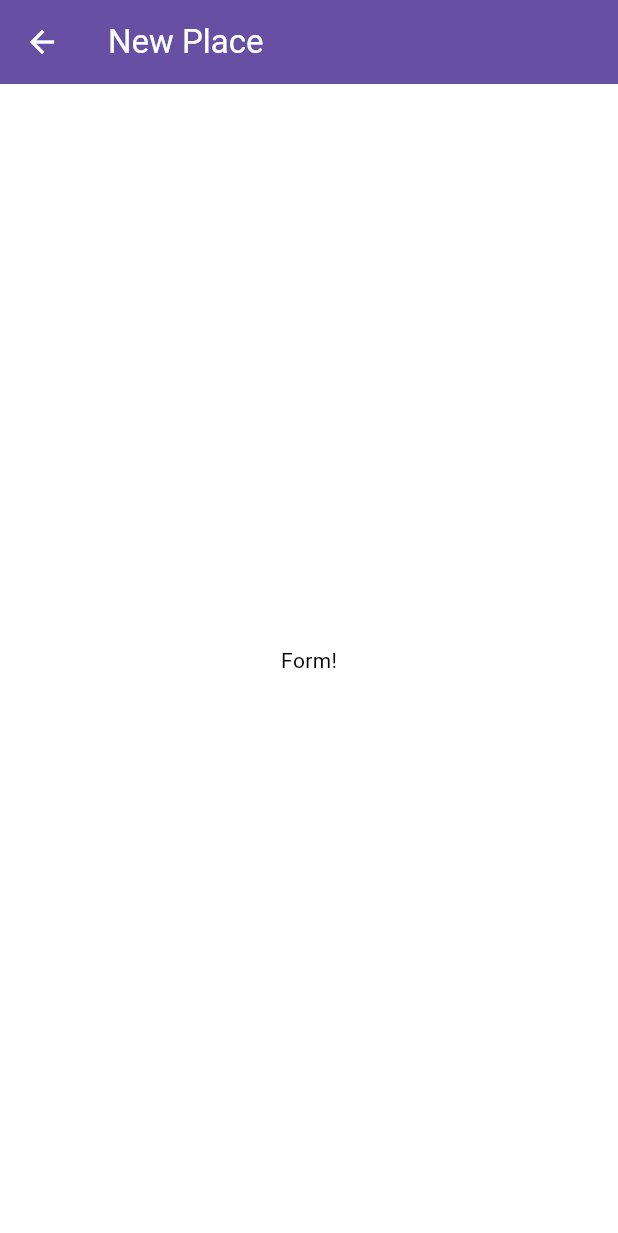
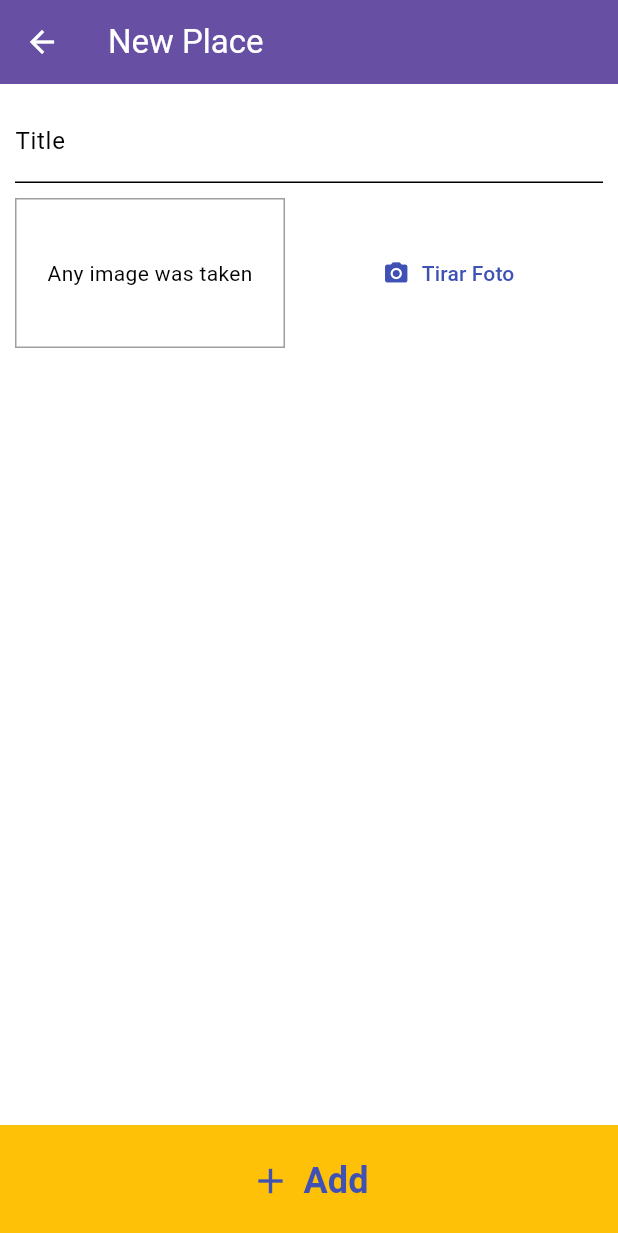
Before and after one commit to vinicius-benevides/flutter-great-places, a Flutter app: the screen it shows after launch, after a tap on the "add" icon, on a phone screen of 412 x 824 dp. Shown: the top 1233 px of the screen. Run offline on Flutter 3.47's test engine with Material 3 defaults, Android fonts, the phone set to English and light mode, and no system bars.

Commit message:
feat: create base form structure

```diff
--- a/lib/screens/places_form_screen.dart
+++ b/lib/screens/places_form_screen.dart
@@ -1,4 +1,5 @@
 import 'package:flutter/material.dart';
+import 'package:greate_places/widgets/image_input.dart';
 
 class PlacesFormScreen extends StatefulWidget {
   const PlacesFormScreen({super.key});
@@ -8,11 +9,56 @@
 }
 
 class _PlacesFormScreenState extends State<PlacesFormScreen> {
+  final _titleController = TextEditingController();
+
+  void _submitForm() {}
+
   @override
   Widget build(BuildContext context) {
     return Scaffold(
-      appBar: AppBar(title: Text('New Place'),),
-      body: Center(child: Text('Form!'),),
+      appBar: AppBar(title: Text('New Place')),
+      body: Column(
+        crossAxisAlignment: CrossAxisAlignment.stretch,
+        children: [
+          Expanded(
+            child: SingleChildScrollView(
+              child: Padding(
+                padding: const EdgeInsets.all(10),
+                child: Column(
+                  spacing: 10,
+                  children: [
+                    TextField(
+                      decoration: InputDecoration(labelText: 'Title'),
+                      controller: _titleController,
+                    ),
+                    ImageInput(),
+                  ],
+                ),
+              ),
+            ),
+          ),
+          ElevatedButton.icon(
+            onPressed: _submitForm,
+            icon: Icon(Icons.add, size: 28, weight: 700),
+            label: Text(
+              'Add',
+              style: TextStyle(fontSize: 24, fontWeight: FontWeight.bold),
+            ),
+            style: ButtonStyle(
+              elevation: WidgetStateProperty.all<double>(0),
+              padding: WidgetStateProperty.all<EdgeInsetsGeometry>(
+                EdgeInsetsGeometry.all(20),
+              ),
+              backgroundColor: WidgetStateProperty.all<Color>(
+                Theme.of(context).colorScheme.secondary,
+              ),
+              shape: WidgetStateProperty.all<RoundedRectangleBorder>(
+                RoundedRectangleBorder(borderRadius: BorderRadius.zero),
+              ),
+            ),
+          ),
+        ],
+      ),
     );
   }
 }
--- a/lib/styles/main_theme.dart
+++ b/lib/styles/main_theme.dart
@@ -3,7 +3,10 @@
 
 ThemeData mainTheme(BuildContext context) {
   return ThemeData(
-    colorScheme: ColorScheme.light(primary: Colors.indigo),
+    colorScheme: ColorScheme.light(
+      primary: Colors.indigo,
+      secondary: Colors.amber,
+    ),
     visualDensity: VisualDensity.adaptivePlatformDensity,
     appBarTheme: Theme.of(context).appBarTheme.copyWith(
       backgroundColor: Theme.of(context).colorScheme.primary,
--- /dev/null
+++ b/lib/widgets/image_input.dart
@@ -0,0 +1,35 @@
+import 'package:flutter/material.dart';
+
+class ImageInput extends StatefulWidget {
+  const ImageInput({super.key});
+
+  @override
+  State<ImageInput> createState() => _ImageInputState();
+}
+
+class _ImageInputState extends State<ImageInput> {
+  @override
+  Widget build(BuildContext context) {
+    return Row(
+      spacing: 10,
+      children: [
+        Container(
+          width: 180,
+          height: 100,
+          alignment: Alignment.center,
+          decoration: BoxDecoration(
+            border: Border.all(width: 1, color: Colors.grey),
+          ),
+          child: Text('Any image was taken'),
+        ),
+        Expanded(
+          child: TextButton.icon(
+            onPressed: () {},
+            icon: Icon(Icons.camera_alt),
+            label: Text('Tirar Foto'),
+          ),
+        ),
+      ],
+    );
+  }
+}
```
